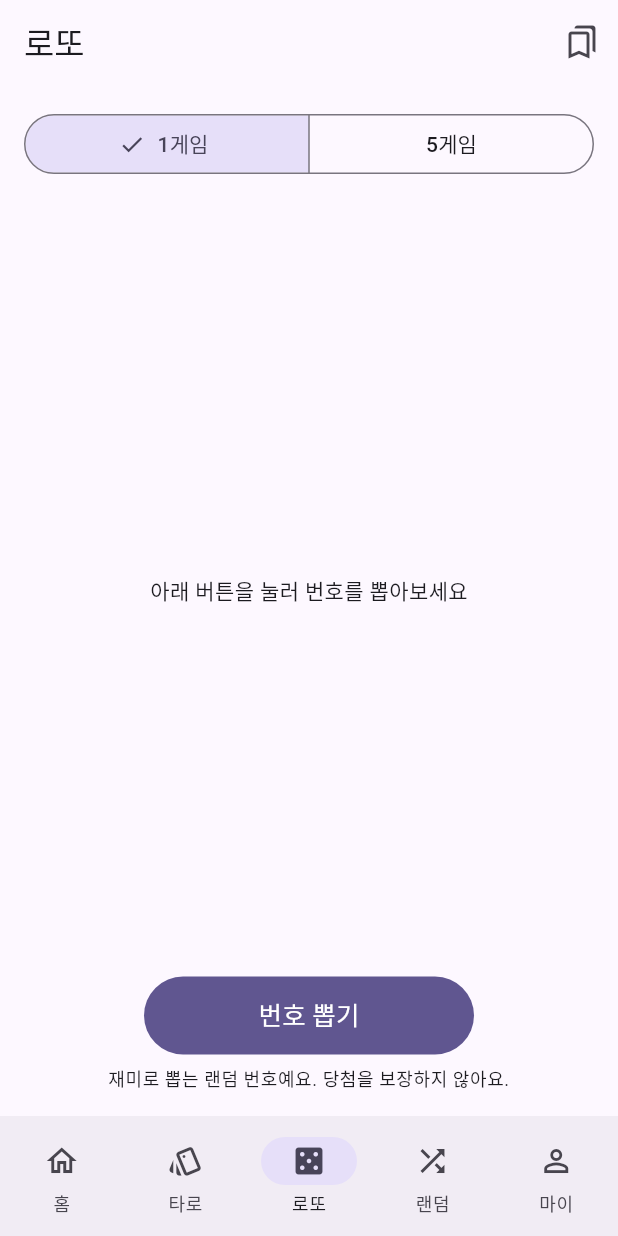
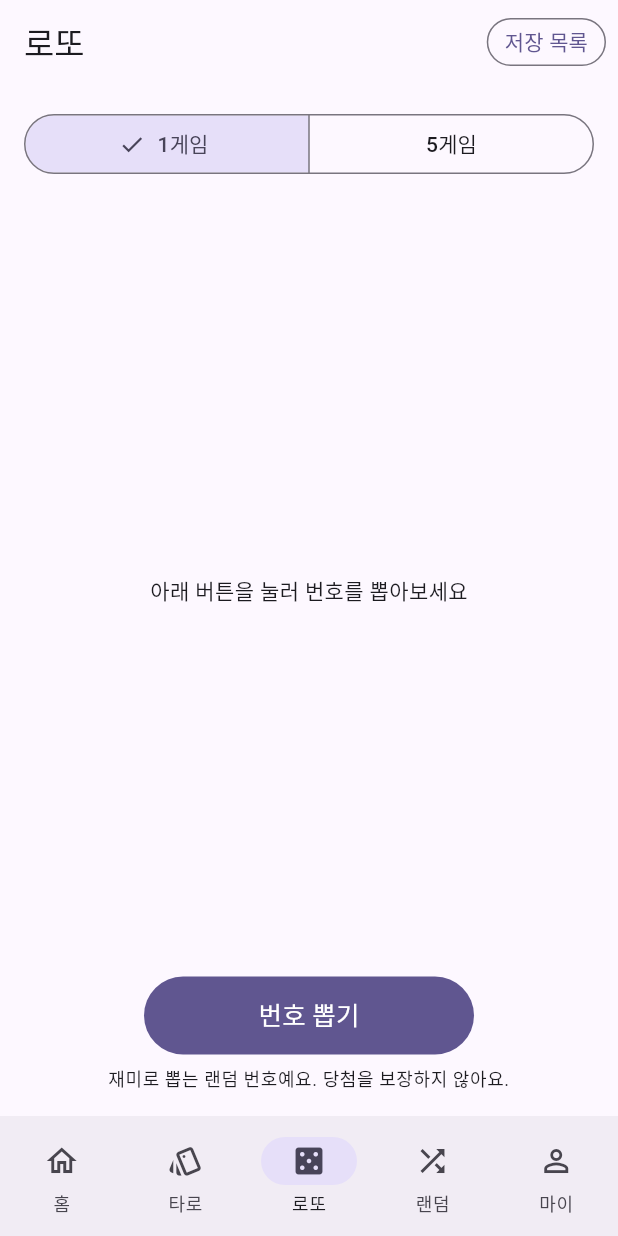
Before and after one commit to shlete/Oppop, a Flutter app: the screen it shows after launch, item 3 of the bottom bar chosen, on a phone screen of 412 x 824 dp. Run offline on Flutter 3.47's test engine with Material 3 defaults, Android fonts, the phone set to English and light mode, and no system bars; our stand-ins replace flutter_riverpod, google_mobile_ads, shared_preferences; network calls fail.

Commit message:
로또: 저장한 번호 버튼을 '저장 목록 N' 글자 버튼으로
Co-Authored-By: Claude Opus 5.5 (1M context) <noreply@anthropic.com>
Claude-Session: https://claude.ai/code/session_01UjtEbePFwBpyU2YJRuNUmw

```diff
--- a/lib/features/lotto/lotto_screen.dart
+++ b/lib/features/lotto/lotto_screen.dart
@@ -92,13 +92,21 @@ class _LottoScreenState extends ConsumerState<LottoScreen>
       appBar: AppBar(
         title: const Text('로또'),
         actions: [
-          IconButton(
-            tooltip: '저장한 번호',
-            onPressed: _openSaved,
-            icon: Badge(
-              isLabelVisible: savedCount > 0,
-              label: Text('$savedCount'),
-              child: const Icon(Icons.bookmarks_outlined),
+          // 아이콘만 두면 눈에 잘 안 띄어서 글자 버튼으로 둔다.
+          Padding(
+            padding: const EdgeInsets.only(right: 8),
+            child: Tooltip(
+              message: '저장한 번호',
+              child: OutlinedButton(
+                onPressed: _openSaved,
+                style: OutlinedButton.styleFrom(
+                  visualDensity: VisualDensity.compact,
+                  padding: const EdgeInsets.symmetric(horizontal: 12),
+                ),
+                child: Text(
+                  savedCount > 0 ? '저장 목록 $savedCount' : '저장 목록',
+                ),
+              ),
             ),
           ),
         ],
```
